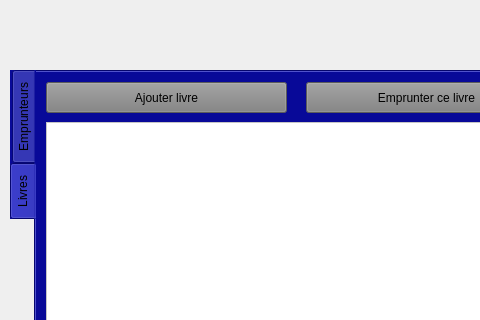
Old version of the form mainwindow.ui in the repository MouaadAitSaid/LibraryManagerQt; both pictures show x 0 to 480 and y 0 to 320 of the 800 by 600 pixel window.
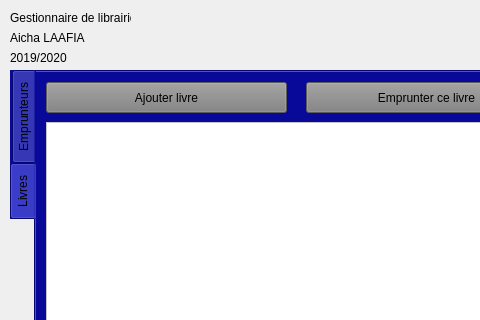
New version of the form. Icons and pictures are not drawn.

```diff
--- a/mainwindow.ui
+++ b/mainwindow.ui
@@ -176,6 +176,69 @@
      </widget>
     </widget>
    </widget>
+   <widget class="QLabel" name="label">
+    <property name="geometry">
+     <rect>
+      <x>10</x>
+      <y>10</y>
+      <width>121</width>
+      <height>16</height>
+     </rect>
+    </property>
+    <property name="text">
+     <string>Gestionnaire de librairie</string>
+    </property>
+   </widget>
+   <widget class="QLabel" name="label_2">
+    <property name="geometry">
+     <rect>
+      <x>10</x>
+      <y>30</y>
+      <width>121</width>
+      <height>16</height>
+     </rect>
+    </property>
+    <property name="text">
+     <string>Aicha LAAFIA</string>
+    </property>
+   </widget>
+   <widget class="QLabel" name="label_3">
+    <property name="geometry">
+     <rect>
+      <x>10</x>
+      <y>50</y>
+      <width>121</width>
+      <height>16</height>
+     </rect>
+    </property>
+    <property name="text">
+     <string>2019/2020</string>
+    </property>
+   </widget>
+   <widget class="QLabel" name="logoEnsa">
+    <property name="geometry">
+     <rect>
+      <x>540</x>
+      <y>-30</y>
+      <width>291</width>
+      <height>131</height>
+     </rect>
+    </property>
+    <property name="text">
+     <string/>
+    </property>
+    <property name="pixmap">
+     <pixmap resource="Rs.qrc">:/assets/assets/ensa-khouribga-1.png</pixmap>
+    </property>
+    <property name="scaledContents">
+     <bool>true</bool>
+    </property>
+   </widget>
+   <zorder>logoEnsa</zorder>
+   <zorder>Tabs</zorder>
+   <zorder>label</zorder>
+   <zorder>label_2</zorder>
+   <zorder>label_3</zorder>
   </widget>
   <widget class="QMenuBar" name="menubar">
    <property name="geometry">
```
Left out of the diff: 4 changed lines with no effect on the pictures.
